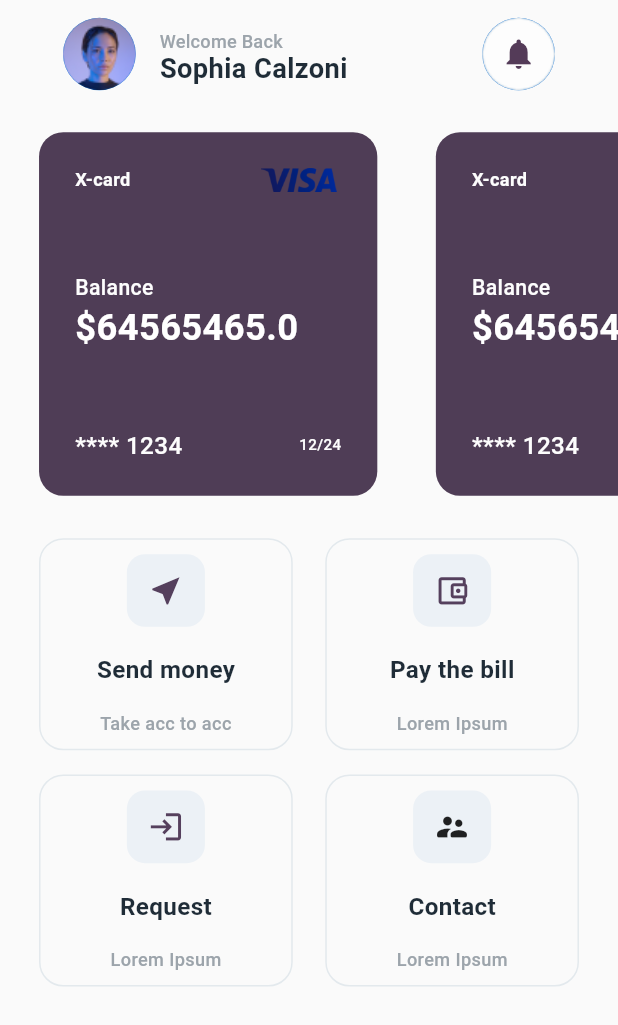
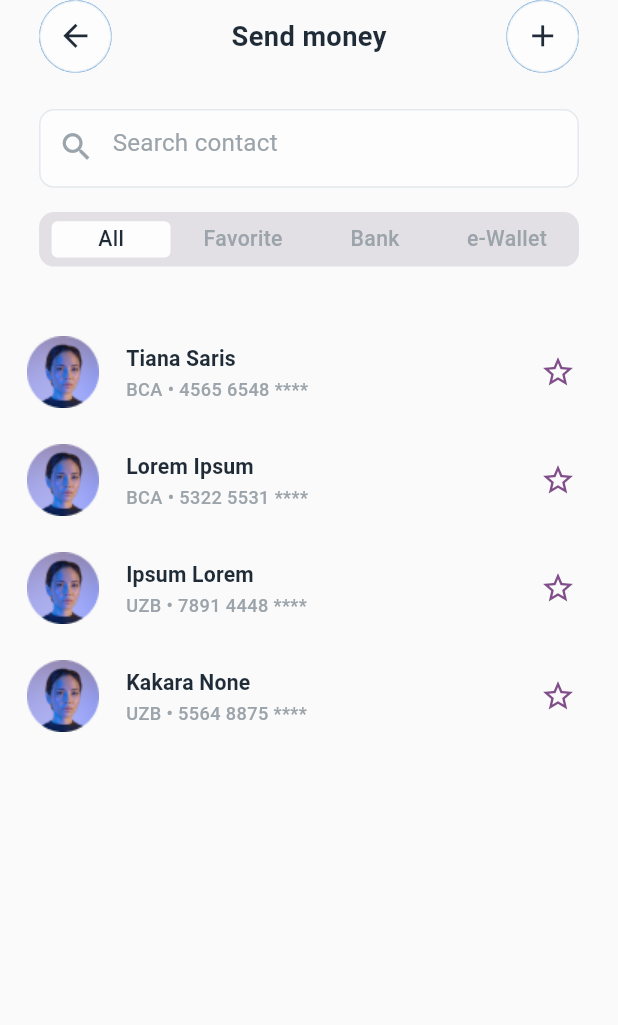
Before and after one commit to Mxolmirzad/pjurnal_amaliyot, a Flutter app: the screen it shows after launch, on a phone screen of 412 x 824 dp. Shown: the top 1025 px of the screen. Run offline on Flutter 3.47's test engine with Material 2 defaults, Android fonts, the light colour scheme and no system bars; our stand-ins replace flutter_screenutil.

Commit message:
Contactlar Page tayyor bo'ldi endi navigate qil

```diff
--- a/lib/Pages/HomePage/HomePage.dart
+++ b/lib/Pages/HomePage/HomePage.dart
@@ -128,7 +128,7 @@ class _HomePageState extends State<HomePage> {
             SizedBox(
               height: 16.0.h,
             ),
-            CaruselPaymentCard(_cards,context),
+            CaruselPaymentCard(_cards, context),
             SizedBox(
               height: 28.0.h,
             ),
--- /dev/null
+++ b/lib/Pages/HomePage/HomePageButtonsPage/SendMoney/SendMoneyModels/ContactModels.dart
@@ -0,0 +1,14 @@
+class ContactModels {
+  String profilImage;
+  String name;
+  String banktype;
+  String cardnumber;
+  bool favorite = false;
+
+  ContactModels({
+    required this.profilImage,
+    required this.name,
+    required this.banktype,
+    required this.cardnumber,
+  });
+}
--- /dev/null
+++ b/lib/Pages/HomePage/HomePageButtonsPage/SendMoney/SendMoneyPage.dart
@@ -0,0 +1,227 @@
+import 'package:flutter/material.dart';
+import 'package:flutter_screenutil/flutter_screenutil.dart';
+import 'package:pjurnal_amaliyot/Pages/HomePage/HomePageButtonsPage/SendMoney/SendMoneyModels/ContactModels.dart';
+import 'package:pjurnal_amaliyot/Pages/HomePage/HomePageModels/HomePageElements.dart';
+
+class SendMoneyPage extends StatefulWidget {
+  const SendMoneyPage({super.key});
+
+  @override
+  State<SendMoneyPage> createState() => _SendMoneyPageState();
+}
+
+class _SendMoneyPageState extends State<SendMoneyPage> {
+  final List<bool> _menuButton = [true, false, false, false];
+
+  final List<ContactModels> _contactFavorite = [];
+
+  final List<ContactModels> _contact = [
+    ContactModels(
+      profilImage: "assets/images/ProfilImagesEllips.png",
+      name: "Tiana Saris",
+      banktype: "BCA",
+      cardnumber: "4565 6548",
+    ),
+    ContactModels(
+      profilImage: "assets/images/ProfilImagesEllips.png",
+      name: "Lorem Ipsum",
+      banktype: "BCA",
+      cardnumber: "5322 5531",
+    ),
+    ContactModels(
+      profilImage: "assets/images/ProfilImagesEllips.png",
+      name: "Ipsum Lorem",
+      banktype: "UZB",
+      cardnumber: "7891 4448",
+    ),
+    ContactModels(
+      profilImage: "assets/images/ProfilImagesEllips.png",
+      name: "Kakara None",
+      banktype: "UZB",
+      cardnumber: "5564 8875",
+    ),
+  ];
+
+  @override
+  Widget build(BuildContext context) {
+    return Scaffold(
+      body: SafeArea(
+        child: Column(
+          children: [
+            Padding(
+              padding: EdgeInsets.symmetric(horizontal: 24.0.w),
+              child: Column(
+                children: [
+                  Row(
+                    mainAxisAlignment: MainAxisAlignment.spaceBetween,
+                    children: [
+                      InkWell(
+                        onTap: () {},
+                        child: CircleAvatar(
+                          radius: 24.0.r,
+                          backgroundImage: AssetImage(
+                            "assets/images/NotificationBgHomePage.png",
+                          ),
+                          child: Icon(
+                            Icons.arrow_back,
+                            color: Color(0xFF1F2C37),
+                            size: 24.0.sp,
+                          ),
+                        ),
+                      ),
+                      Text(
+                        "Send money",
+                        style: TextStyle(
+                          color: Color(0xFF1F2C37),
+                          fontSize: 18.0.sp,
+                          fontWeight: FontWeight.w600,
+                        ),
+                      ),
+                      InkWell(
+                        onTap: () {},
+                        child: CircleAvatar(
+                          radius: 24.0.r,
+                          backgroundImage: AssetImage(
+                            "assets/images/NotificationBgHomePage.png",
+                          ),
+                          child: Icon(
+                            Icons.add,
+                            color: Color(0xFF1F2C37),
+                            size: 24.0.sp,
+                          ),
+                        ),
+                      ),
+                    ],
+                  ),
+                  SizedBox(
+                    height: 24.0.h,
+                  ),
+                  SearchWidget("Search contact"),
+                  SizedBox(
+                    height: 16.0.h,
+                  ),
+                  MenuWidget(),
+                  SizedBox(
+                    height: 34.0.h,
+                  ),
+                ],
+              ),
+            ),
+            Expanded(
+              child: ListView.builder(
+                itemCount:
+                    _menuButton[0] ? _contact.length : _contactFavorite.length,
+                itemBuilder: (context, index) {
+                  if (_menuButton[0]) {
+                    return _ContactWidget(_contact[index]);
+                  } else {
+                    return _ContactWidget(_contactFavorite[index]);
+                  }
+                },
+              ),
+            ),
+          ],
+        ),
+      ),
+    );
+  }
+
+  Widget _ContactWidget(ContactModels contact) {
+    return ListTile(
+      leading: Image.asset(
+        contact.profilImage,
+        width: 48.w,
+        height: 48.0.h,
+      ),
+      title: Text(
+        contact.name,
+        style: TextStyle(
+          fontSize: 14.0.sp,
+          fontWeight: FontWeight.w600,
+          color: Color(0xFF1F2C37),
+        ),
+      ),
+      subtitle: Text(
+        "${contact.banktype} • ${contact.cardnumber} ****",
+        style: TextStyle(
+            fontSize: 12.0.sp,
+            fontWeight: FontWeight.w500,
+            color: const Color(0xFF9CA4AB)),
+      ),
+      trailing: IconButton(
+        onPressed: () {
+          setState(() {
+            contact.favorite = !contact.favorite;
+            if (contact.favorite) {
+              _contactFavorite.add(contact);
+            } else {
+              _contactFavorite.remove(contact);
+            }
+          });
+        },
+        icon: Icon(
+          contact.favorite ? Icons.star_sharp : Icons.star_border_outlined,
+          color: const Color(0xFF804E89),
+        ),
+      ),
+    );
+  }
+
+  Widget MenuButton(String text, int index) {
+    return Expanded(
+      child: InkWell(
+        onTap: () {
+          setState(() {
+            _menuButton[0] = false;
+            _menuButton[1] = false;
+            _menuButton[3] = false;
+            _menuButton[2] = false;
+            _menuButton[index] = true;
+          });
+        },
+        child: Container(
+          alignment: Alignment.center,
+          margin: EdgeInsets.symmetric(horizontal: 4.0.w),
+          height: 24.0.h,
+          width: 60.w,
+          decoration: BoxDecoration(
+            color: _menuButton[index]
+                ? const Color(0xFFFDFDFD)
+                : const Color(0xFFE2E0E4),
+            borderRadius: BorderRadius.circular(4.0.r),
+          ),
+          child: Text(
+            text,
+            style: TextStyle(
+              fontSize: 14.0.sp,
+              fontWeight: FontWeight.w500,
+              color: !_menuButton[index]
+                  ? const Color(0xFF9CA4AB)
+                  : const Color(0xFF1F2C37),
+            ),
+          ),
+        ),
+      ),
+    );
+  }
+
+  Widget MenuWidget() {
+    return Container(
+      width: double.infinity,
+      height: 36.0.h,
+      padding: EdgeInsets.all(4.0.h),
+      decoration: BoxDecoration(
+        color: const Color(0xFFE2E0E4),
+        borderRadius: BorderRadius.circular(10.0.r),
+      ),
+      child: Row(
+        children: [
+          MenuButton("All", 0),
+          MenuButton("Favorite", 1),
+          MenuButton("Bank", 2),
+          MenuButton("e-Wallet", 3),
+        ],
+      ),
+    );
+  }
+}
--- a/lib/Pages/HomePage/HomePageModels/HomePageElements.dart
+++ b/lib/Pages/HomePage/HomePageModels/HomePageElements.dart
@@ -144,3 +144,80 @@ Widget CaruselPaymentCardVonWidget(HomePagePaymentCardsModels modelstxt) {
     ),
   );
 }
+
+Widget SearchWidget(String text) {
+  return Container(
+    width: double.infinity,
+    height: 52.0.h,
+    decoration: BoxDecoration(
+      borderRadius: BorderRadius.circular(10.0.r),
+      color: Color(0xFFFDFDFD),
+      border: Border.all(
+        color: Color(0xFFE3E9ED),
+      ),
+    ),
+    child: TextField(
+      decoration: InputDecoration(
+        hintText: text,
+        hintStyle: TextStyle(
+          fontWeight: FontWeight.w400,
+          color: Color(0xFF9CA4AB),
+        ),
+        border: InputBorder.none,
+        prefixIcon: Icon(
+          Icons.search,
+          color: Color(0xFF9CA4AB),
+          size: 24.0.sp,
+        ),
+      ),
+    ),
+  );
+}
+
+// Widget MenuButton(String text, bool ischeck) {
+//   return Expanded(
+//     child: InkWell(
+//       onTap: (){
+
+//       },
+//       child: Container(
+//         alignment: Alignment.center,
+//         margin: EdgeInsets.symmetric(horizontal: 4.0.w),
+//         height: 24.0.h,
+//         width: 60.w,
+//         decoration: BoxDecoration(
+//           color: ischeck ? const Color(0xFFFDFDFD) : const Color(0xFF9CA4AB),
+//           borderRadius: BorderRadius.circular(4.0.r),
+//         ),
+//         child: Text(
+//           text,
+//           style: TextStyle(
+//             fontSize: 14.0.sp,
+//             fontWeight: FontWeight.w500,
+//             color: ischeck ? const Color(0xFF9CA4AB) : const Color(0xFF1F2C37),
+//           ),
+//         ),
+//       ),
+//     ),
+//   );
+// }
+
+// Widget MenuWidget() {
+//   return Container(
+//     width: double.infinity,
+//     height: 36.0.h,
+//     padding: EdgeInsets.all(4.0.h),
+//     decoration: BoxDecoration(
+//       color: Color(0xFFE2E0E4),
+//       borderRadius: BorderRadius.circular(10.0.r),
+//     ),
+//     child: Row(
+//       children: [
+//         MenuButton("All"),
+//         MenuButton("Favorite"),
+//         MenuButton("Bank"),
+//         MenuButton("e-Wallet"),
+//       ],
+//     ),
+//   );
+// }
--- a/lib/main.dart
+++ b/lib/main.dart
@@ -1,6 +1,6 @@
 import 'package:flutter/material.dart';
 import 'package:flutter_screenutil/flutter_screenutil.dart';
-import 'package:pjurnal_amaliyot/Pages/HomePage/HomePage.dart';
+import 'package:pjurnal_amaliyot/Pages/HomePage/HomePageButtonsPage/SendMoney/SendMoneyPage.dart';
 
 void main() {
   runApp(const MyApp());
@@ -27,7 +27,7 @@ class _MyAppState extends State<MyApp> {
             primarySwatch: Colors.blue,
             textTheme: Typography.englishLike2018.apply(fontSizeFactor: 1.sp),
           ),
-          home: HomePage(),
+          home: SendMoneyPage(),
         );
       },
     );
```
Also changed, not shown: assets/images/humo.png (added), assets/images/uzcard.png (added).
